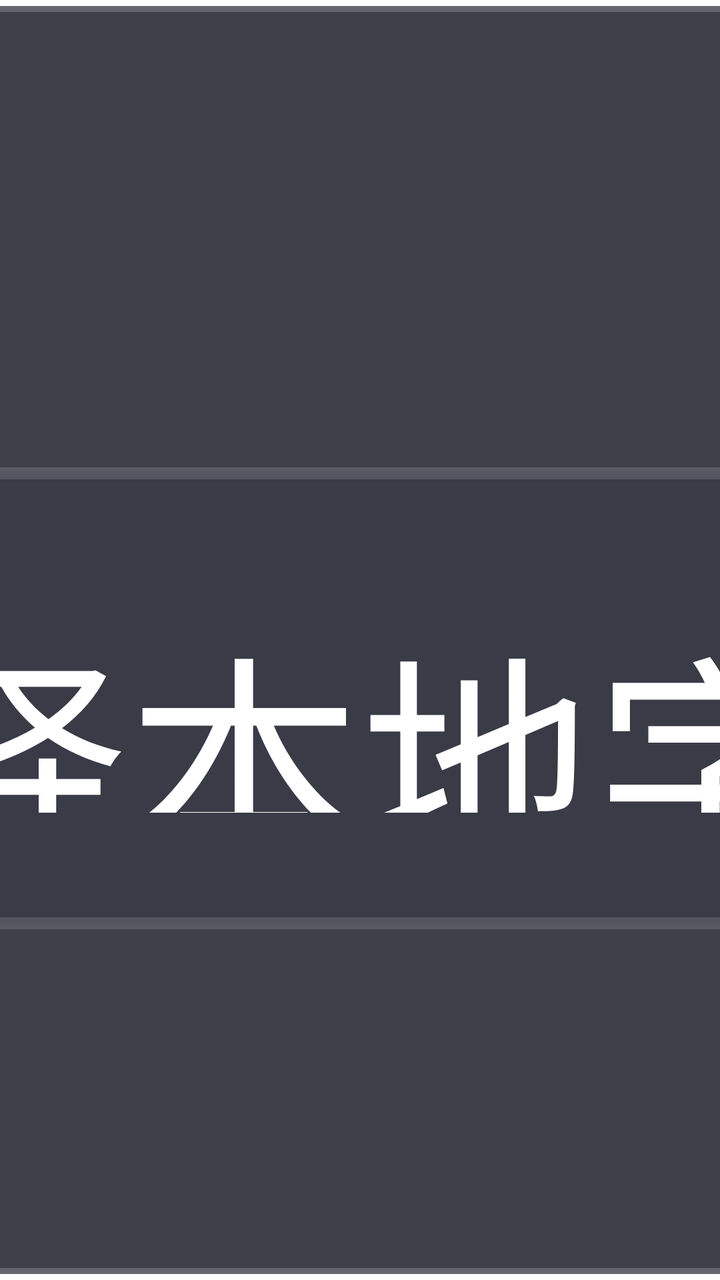
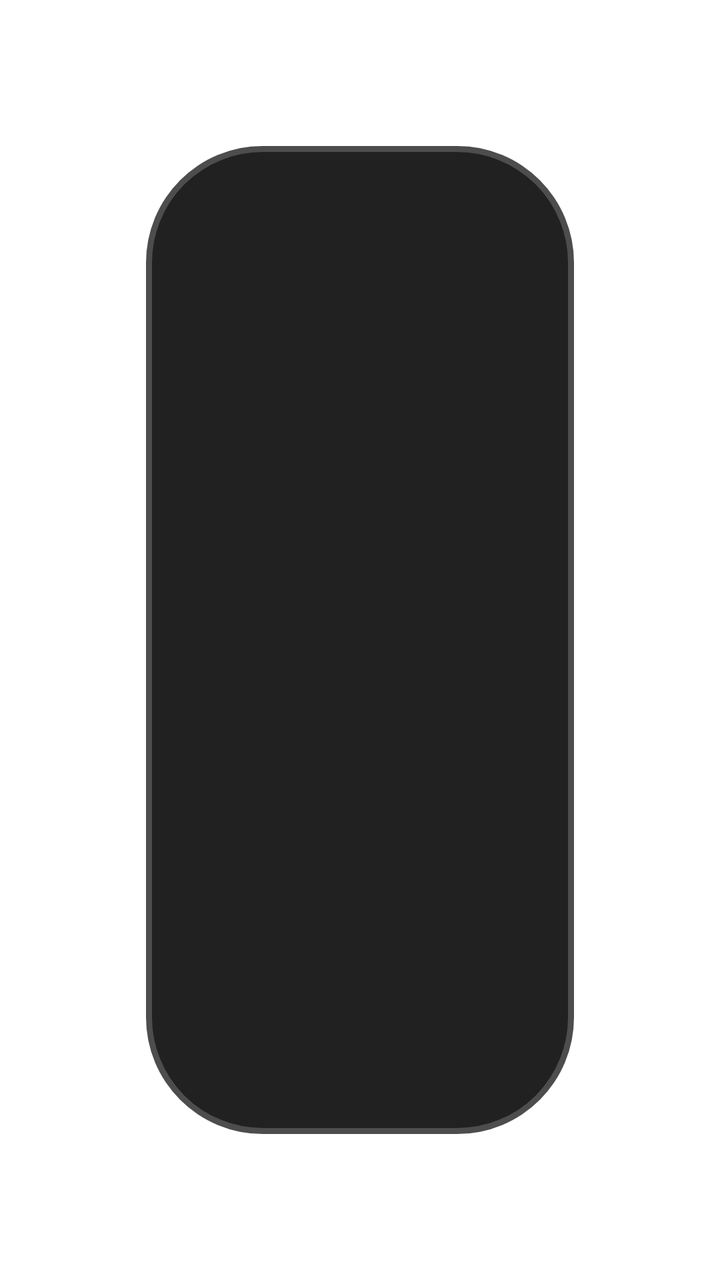

Two renders of the same Android screen: before a commit and after it. Below are the layout's source before the change and the commit's diff.
<!-- AndroidManifest.xml: application theme AppTheme.NoActionBar -->
<!-- res/layout/dialog_subtitle.xml -->
<?xml version="1.0" encoding="utf-8"?>
<FrameLayout xmlns:android="http://schemas.android.com/apk/res/android"
    xmlns:app="http://schemas.android.com/apk/res-auto"
    xmlns:tools="http://schemas.android.com/tools"
    android:layout_width="match_parent"
    android:layout_height="match_parent">

    <LinearLayout
        android:layout_width="@dimen/vs_640"
        android:layout_height="wrap_content"
        android:layout_gravity="center"
        android:background="@drawable/shape_danmu_setting_bg"
        android:orientation="vertical"
        android:padding="@dimen/vs_30">

        <LinearLayout
            android:layout_width="match_parent"
            android:layout_height="wrap_content"
            android:layout_gravity="center"
            android:orientation="vertical">

            <TextView
                android:id="@+id/selectInternal"
                android:layout_width="@dimen/vs_480"
                android:layout_height="wrap_content"
                android:layout_gravity="center"
                android:background="@drawable/button_danmu_setting"
                android:focusable="true"
                android:gravity="center"
                android:padding="@dimen/vs_10"
                android:text="选择内置字幕"
                android:visibility="gone"
                android:textColor="@color/dialog_text_primary"
                android:textSize="@dimen/ts_20" />

            <TextView
                android:id="@+id/selectLocal"
                android:layout_width="@dimen/vs_480"
                android:layout_height="wrap_content"
                android:layout_gravity="center"
                android:layout_marginTop="@dimen/vs_10"
                android:background="@drawable/button_danmu_setting"
                android:focusable="true"
                android:gravity="center"
                android:padding="@dimen/vs_10"
                android:text="选择本地字幕"
                android:textColor="@color/dialog_text_primary"
                android:textSize="@dimen/ts_20" />

            <TextView
                android:id="@+id/selectRemote"
                android:layout_width="@dimen/vs_480"
                android:layout_height="wrap_content"
                android:layout_gravity="center"
                android:layout_marginTop="@dimen/vs_10"
                android:background="@drawable/button_danmu_setting"
                android:focusable="true"
                android:gravity="center"
                android:padding="@dimen/vs_10"
                android:text="在线搜索字幕"
                android:textColor="@color/dialog_text_primary"
                android:textSize="@dimen/ts_20" />

            <LinearLayout
                android:gravity="center_vertical"
                android:orientation="horizontal"
                android:layout_gravity="center"
                android:layout_marginTop="@dimen/vs_10"
                android:layout_width="@dimen/vs_480"
                android:layout_height="@dimen/vs_60">
                <TextView
                    android:id="@+id/subtitleSizeMinus"
                    android:layout_width="@dimen/vs_140"
                    android:layout_height="wrap_content"
                    android:layout_gravity="center"
                    android:background="@drawable/button_danmu_setting"
                    android:focusable="true"
                    android:gravity="center"
                    android:padding="@dimen/vs_10"
                    android:text="字号减小"
                    android:textColor="@color/dialog_text_primary"
                    android:textSize="@dimen/ts_20" />

                <TextView
                    android:id="@+id/subtitleSizeText"
                    android:layout_width="@dimen/vs_120"
                    android:layout_height="@dimen/vs_60"
                    android:layout_gravity="center"
                    android:gravity="center"
                    android:layout_marginLeft="@dimen/vs_40"
                    android:layout_marginRight="@dimen/vs_40"
                    android:text="16"
                    android:textSize="@dimen/ts_26" />

                <TextView
                    android:id="@+id/subtitleSizePlus"
                    android:layout_width="@dimen/vs_140"
                    android:layout_height="wrap_content"
                    android:layout_gravity="center"
                    android:background="@drawable/button_danmu_setting"
                    android:focusable="true"
                    android:gravity="center"
                    android:padding="@dimen/vs_10"
                    android:text="字号增大"
                    android:textColor="@color/dialog_text_primary"
                    android:textSize="@dimen/ts_20" />

            </LinearLayout>

            <LinearLayout
                android:gravity="center_vertical"
                android:orientation="horizontal"
                android:layout_gravity="center"
                android:layout_marginTop="@dimen/vs_10"
                android:layout_width="@dimen/vs_480"
                android:layout_height="@dimen/vs_60">
                <TextView
                    android:id="@+id/subtitleStyleOne"
                    android:layout_width="@dimen/vs_140"
                    android:layout_height="wrap_content"
                    android:layout_gravity="center"
                    android:background="@drawable/button_danmu_setting"
                    android:focusable="true"
                    android:gravity="center"
                    android:padding="@dimen/vs_10"
                    android:text="字幕样式一"
                    android:textColor="@color/dialog_text_primary"
                    android:shadowColor="@color/color_CC000000"
                    android:shadowRadius="2"
                    android:shadowDx="1"
                    android:shadowDy="1"
                    android:textSize="@dimen/ts_20" />

                <TextView
                    android:id="@+id/subtitlePositionText"
                    android:layout_width="@dimen/vs_120"
                    android:layout_height="@dimen/vs_60"
                    android:layout_gravity="center"
                    android:gravity="center"
                    android:layout_marginLeft="@dimen/vs_40"
                    android:layout_marginRight="@dimen/vs_40"
                    android:text="0%"
                    android:textSize="@dimen/ts_26" />

                <TextView
                    android:id="@+id/subtitleStyleTwo"
                    android:layout_width="@dimen/vs_140"
                    android:layout_height="wrap_content"
                    android:layout_gravity="center"
                    android:background="@drawable/button_danmu_setting"
                    android:focusable="true"
                    android:gravity="center"
                    android:padding="@dimen/vs_10"
                    android:text="字幕样式二"
                    android:textStyle="bold"
                    android:textColor="@color/color_FFB6C1"
                    android:shadowColor="@color/dialog_text_primary"
                    android:shadowRadius="2"
                    android:shadowDx="1"
                    android:shadowDy="1"
                    android:textSize="@dimen/ts_20" />

            </LinearLayout>

            <LinearLayout
                android:gravity="center_vertical"
                android:orientation="horizontal"
                android:layout_gravity="center"
                android:layout_marginTop="@dimen/vs_10"
                android:layout_width="@dimen/vs_480"
                android:layout_height="@dimen/vs_40">

                <TextView
                    android:id="@+id/subtitleTimeHint"
                    android:layout_width="match_parent"
                    android:layout_height="match_parent"
                    android:layout_gravity="center"
                    android:gravity="center"
                    android:text="字幕延时仅对外挂字幕有效"
                    android:textColor="@color/dialog_text_hint"
                    android:textSize="@dimen/ts_20" />

            </LinearLayout>

            <LinearLayout
                android:gravity="center_vertical"
                android:orientation="horizontal"
                android:layout_gravity="center"
                android:layout_marginTop="@dimen/vs_10"
                android:layout_width="@dimen/vs_480"
                android:layout_height="@dimen/vs_60">
                <TextView
                    android:id="@+id/subtitleTimeMinus"
                    android:layout_width="@dimen/vs_140"
                    android:layout_height="wrap_content"
                    android:layout_gravity="center"
                    android:background="@drawable/button_danmu_setting"
                    android:focusable="true"
                    android:gravity="center"
                    android:padding="@dimen/vs_10"
                    android:text="字幕提前"
                    android:textColor="@color/dialog_text_primary"
                    android:textSize="@dimen/ts_20" />

                <TextView
                    android:id="@+id/subtitleTimeText"
                    android:layout_width="@dimen/vs_120"
                    android:layout_height="@dimen/vs_60"
                    android:layout_gravity="center"
                    android:gravity="center"
                    android:layout_marginLeft="@dimen/vs_40"
                    android:layout_marginRight="@dimen/vs_40"
                    android:text="0"
                    android:textSize="@dimen/ts_26" />

                <TextView
                    android:id="@+id/subtitleTimePlus"
                    android:layout_width="@dimen/vs_140"
                    android:layout_height="wrap_content"
                    android:layout_gravity="center"
                    android:background="@drawable/button_danmu_setting"
                    android:focusable="true"
                    android:gravity="center"
                    android:padding="@dimen/vs_10"
                    android:text="字幕推迟"
                    android:textColor="@color/dialog_text_primary"
                    android:textSize="@dimen/ts_20" />

            </LinearLayout>

        </LinearLayout>

    </LinearLayout>

</FrameLayout>
<!-- resources referenced by this layout -->
<resources>
  <color name="color_CC000000">#CC000000</color>
  <color name="color_FFB6C1">#FFB6C1</color>
  <color name="dialog_text_hint">#80FFFFFF</color>
  <color name="dialog_text_primary">#FFFFFFFF</color>
  <dimen name="ts_20">20mm</dimen>
  <dimen name="ts_26">26mm</dimen>
  <dimen name="vs_10">10mm</dimen>
  <dimen name="vs_120">120mm</dimen>
  <dimen name="vs_140">140mm</dimen>
  <dimen name="vs_30">30mm</dimen>
  <dimen name="vs_40">40mm</dimen>
  <dimen name="vs_480">480mm</dimen>
  <dimen name="vs_60">60mm</dimen>
  <dimen name="vs_640">640mm</dimen>
  <!-- drawable button_danmu_setting (drawable) -->
  <?xml version="1.0" encoding="utf-8"?>
  <selector xmlns:android="http://schemas.android.com/apk/res/android">
      <item android:state_focused="true">
          <shape>
              <corners android:radius="@dimen/vs_6" />
              <solid android:color="@color/dialog_control_bg_focused" />
              <stroke
                  android:width="@dimen/vs_1"
                  android:color="@color/dialog_control_stroke_focused" />
          </shape>
      </item>
      <item>
          <shape>
              <corners android:radius="@dimen/vs_6" />
              <solid android:color="@color/dialog_control_bg" />
              <stroke
                  android:width="@dimen/vs_1"
                  android:color="@color/dialog_control_stroke" />
          </shape>
      </item>
  </selector>
  <!-- drawable shape_danmu_setting_bg (drawable) -->
  <?xml version="1.0" encoding="utf-8"?>
  <shape xmlns:android="http://schemas.android.com/apk/res/android">
      <corners android:radius="@dimen/vs_10" />
      <solid android:color="@color/dialog_panel_bg" />
      <stroke
          android:width="@dimen/vs_1"
          android:color="@color/dialog_panel_stroke" />
  </shape>
  <style name="AppTheme.NoActionBar" parent="AppTheme">
          <item name="android:windowActionBar">false</item>
          <item name="android:windowNoTitle">true</item>
          <item name="windowActionBar">false</item>
          <item name="android:windowFullscreen">true</item>//全屏即无通知栏
          <item name="android:windowContentOverlay">@null</item>//是否有遮盖
          <item name="windowNoTitle">true</item>
          <item name="android:keepScreenOn">true</item>
          
          <item name="android:windowBackground">@android:color/transparent</item>
      </style>
  <dimen name="vs_6">6mm</dimen>
  <color name="dialog_control_bg_focused">#CC1890FF</color>
  <dimen name="vs_1">1mm</dimen>
  <color name="dialog_control_stroke_focused">#CC02F8E1</color>
  <color name="dialog_control_bg">#80353744</color>
  <color name="dialog_control_stroke">#22FFFFFF</color>
  <color name="dialog_panel_bg">#D91D202A</color>
  <color name="dialog_panel_stroke">#33FFFFFF</color>
  <style name="AppTheme" parent="Theme.AppCompat.Light.DarkActionBar">
          
          <item name="colorPrimary">@color/color_6200EE</item>
          <item name="colorPrimaryDark">@color/color_3700B3</item>
          <item name="colorAccent">@color/color_03DAC5</item>
      </style>
  <color name="color_6200EE">#6200EE</color>
  <color name="color_3700B3">#3700B3</color>
  <color name="color_03DAC5">#03DAC5</color>
</resources>

<!-- the commit's change to res/layout/dialog_subtitle.xml (unified diff, before → after) -->
@@ -1,235 +1,217 @@
 <?xml version="1.0" encoding="utf-8"?>
 <FrameLayout xmlns:android="http://schemas.android.com/apk/res/android"
-    xmlns:app="http://schemas.android.com/apk/res-auto"
     xmlns:tools="http://schemas.android.com/tools"
     android:layout_width="match_parent"
     android:layout_height="match_parent">
 
     <LinearLayout
-        android:layout_width="@dimen/vs_640"
+        android:layout_width="match_parent"
         android:layout_height="wrap_content"
         android:layout_gravity="center"
+        android:layout_marginLeft="@dimen/vs_12"
+        android:layout_marginTop="@dimen/vs_12"
+        android:layout_marginRight="@dimen/vs_12"
+        android:layout_marginBottom="@dimen/vs_12"
         android:background="@drawable/shape_danmu_setting_bg"
         android:orientation="vertical"
-        android:padding="@dimen/vs_30">
-
-        <LinearLayout
-            android:layout_width="match_parent"
-            android:layout_height="wrap_content"
-            android:layout_gravity="center"
-            android:orientation="vertical">
+        android:padding="@dimen/vs_14">
+
+        
+        <LinearLayout
+            android:layout_width="match_parent"
+            android:layout_height="@dimen/vs_30"
+            android:orientation="horizontal">
 
             <TextView
                 android:id="@+id/selectInternal"
-                android:layout_width="@dimen/vs_480"
-                android:layout_height="wrap_content"
-                android:layout_gravity="center"
-                android:background="@drawable/button_danmu_setting"
-                android:focusable="true"
-                android:gravity="center"
-                android:padding="@dimen/vs_10"
+                android:layout_width="0dp"
+                android:layout_height="match_parent"
+                android:layout_weight="1"
+                android:background="@drawable/button_danmu_setting"
+                android:focusable="true"
+                android:gravity="center"
                 android:text="选择内置字幕"
+                android:textColor="@color/dialog_text_primary"
+                android:textSize="@dimen/ts_14"
                 android:visibility="gone"
-                android:textColor="@color/dialog_text_primary"
-                android:textSize="@dimen/ts_20" />
+                tools:visibility="visible" />
 
             <TextView
                 android:id="@+id/selectLocal"
-                android:layout_width="@dimen/vs_480"
-                android:layout_height="wrap_content"
-                android:layout_gravity="center"
-                android:layout_marginTop="@dimen/vs_10"
-                android:background="@drawable/button_danmu_setting"
-                android:focusable="true"
-                android:gravity="center"
-                android:padding="@dimen/vs_10"
+                android:layout_width="0dp"
+                android:layout_height="match_parent"
+                android:layout_weight="1"
+                android:layout_marginStart="@dimen/vs_6"
+                android:layout_marginLeft="@dimen/vs_6"
+                android:background="@drawable/button_danmu_setting"
+                android:focusable="true"
+                android:gravity="center"
                 android:text="选择本地字幕"
                 android:textColor="@color/dialog_text_primary"
-                android:textSize="@dimen/ts_20" />
+                android:textSize="@dimen/ts_14" />
 
             <TextView
                 android:id="@+id/selectRemote"
-                android:layout_width="@dimen/vs_480"
-                android:layout_height="wrap_content"
-                android:layout_gravity="center"
-                android:layout_marginTop="@dimen/vs_10"
-                android:background="@drawable/button_danmu_setting"
-                android:focusable="true"
-                android:gravity="center"
-                android:padding="@dimen/vs_10"
+                android:layout_width="0dp"
+                android:layout_height="match_parent"
+                android:layout_weight="1"
+                android:layout_marginStart="@dimen/vs_6"
+                android:layout_marginLeft="@dimen/vs_6"
+                android:background="@drawable/button_danmu_setting"
+                android:focusable="true"
+                android:gravity="center"
                 android:text="在线搜索字幕"
                 android:textColor="@color/dialog_text_primary"
-                android:textSize="@dimen/ts_20" />
-
-            <LinearLayout
-                android:gravity="center_vertical"
-                android:orientation="horizontal"
-                android:layout_gravity="center"
-                android:layout_marginTop="@dimen/vs_10"
-                android:layout_width="@dimen/vs_480"
-                android:layout_height="@dimen/vs_60">
-                <TextView
-                    android:id="@+id/subtitleSizeMinus"
-                    android:layout_width="@dimen/vs_140"
-                    android:layout_height="wrap_content"
-                    android:layout_gravity="center"
-                    android:background="@drawable/button_danmu_setting"
-                    android:focusable="true"
-                    android:gravity="center"
-                    android:padding="@dimen/vs_10"
-                    android:text="字号减小"
-                    android:textColor="@color/dialog_text_primary"
-                    android:textSize="@dimen/ts_20" />
-
-                <TextView
-                    android:id="@+id/subtitleSizeText"
-                    android:layout_width="@dimen/vs_120"
-                    android:layout_height="@dimen/vs_60"
-                    android:layout_gravity="center"
-                    android:gravity="center"
-                    android:layout_marginLeft="@dimen/vs_40"
-                    android:layout_marginRight="@dimen/vs_40"
-                    android:text="16"
-                    android:textSize="@dimen/ts_26" />
-
-                <TextView
-                    android:id="@+id/subtitleSizePlus"
-                    android:layout_width="@dimen/vs_140"
-                    android:layout_height="wrap_content"
-                    android:layout_gravity="center"
-                    android:background="@drawable/button_danmu_setting"
-                    android:focusable="true"
-                    android:gravity="center"
-                    android:padding="@dimen/vs_10"
-                    android:text="字号增大"
-                    android:textColor="@color/dialog_text_primary"
-                    android:textSize="@dimen/ts_20" />
-
-            </LinearLayout>
-
-            <LinearLayout
-                android:gravity="center_vertical"
-                android:orientation="horizontal"
-                android:layout_gravity="center"
-                android:layout_marginTop="@dimen/vs_10"
-                android:layout_width="@dimen/vs_480"
-                android:layout_height="@dimen/vs_60">
-                <TextView
-                    android:id="@+id/subtitleStyleOne"
-                    android:layout_width="@dimen/vs_140"
-                    android:layout_height="wrap_content"
-                    android:layout_gravity="center"
-                    android:background="@drawable/button_danmu_setting"
-                    android:focusable="true"
-                    android:gravity="center"
-                    android:padding="@dimen/vs_10"
-                    android:text="字幕样式一"
-                    android:textColor="@color/dialog_text_primary"
-                    android:shadowColor="@color/color_CC000000"
-                    android:shadowRadius="2"
-                    android:shadowDx="1"
-                    android:shadowDy="1"
-                    android:textSize="@dimen/ts_20" />
-
-                <TextView
-                    android:id="@+id/subtitlePositionText"
-                    android:layout_width="@dimen/vs_120"
-                    android:layout_height="@dimen/vs_60"
-                    android:layout_gravity="center"
-                    android:gravity="center"
-                    android:layout_marginLeft="@dimen/vs_40"
-                    android:layout_marginRight="@dimen/vs_40"
-                    android:text="0%"
-                    android:textSize="@dimen/ts_26" />
-
-                <TextView
-                    android:id="@+id/subtitleStyleTwo"
-                    android:layout_width="@dimen/vs_140"
-                    android:layout_height="wrap_content"
-                    android:layout_gravity="center"
-                    android:background="@drawable/button_danmu_setting"
-                    android:focusable="true"
-                    android:gravity="center"
-                    android:padding="@dimen/vs_10"
-                    android:text="字幕样式二"
-                    android:textStyle="bold"
-                    android:textColor="@color/color_FFB6C1"
-                    android:shadowColor="@color/dialog_text_primary"
-                    android:shadowRadius="2"
-                    android:shadowDx="1"
-                    android:shadowDy="1"
-                    android:textSize="@dimen/ts_20" />
-
-            </LinearLayout>
-
-            <LinearLayout
-                android:gravity="center_vertical"
-                android:orientation="horizontal"
-                android:layout_gravity="center"
-                android:layout_marginTop="@dimen/vs_10"
-                android:layout_width="@dimen/vs_480"
-                android:layout_height="@dimen/vs_40">
-
-                <TextView
-                    android:id="@+id/subtitleTimeHint"
-                    android:layout_width="match_parent"
-                    android:layout_height="match_parent"
-                    android:layout_gravity="center"
-                    android:gravity="center"
-                    android:text="字幕延时仅对外挂字幕有效"
-                    android:textColor="@color/dialog_text_hint"
-                    android:textSize="@dimen/ts_20" />
-
-            </LinearLayout>
-
-            <LinearLayout
-                android:gravity="center_vertical"
-                android:orientation="horizontal"
-                android:layout_gravity="center"
-                android:layout_marginTop="@dimen/vs_10"
-                android:layout_width="@dimen/vs_480"
-                android:layout_height="@dimen/vs_60">
-                <TextView
-                    android:id="@+id/subtitleTimeMinus"
-                    android:layout_width="@dimen/vs_140"
-                    android:layout_height="wrap_content"
-                    android:layout_gravity="center"
-                    android:background="@drawable/button_danmu_setting"
-                    android:focusable="true"
-                    android:gravity="center"
-                    android:padding="@dimen/vs_10"
-                    android:text="字幕提前"
-                    android:textColor="@color/dialog_text_primary"
-                    android:textSize="@dimen/ts_20" />
-
-                <TextView
-                    android:id="@+id/subtitleTimeText"
-                    android:layout_width="@dimen/vs_120"
-                    android:layout_height="@dimen/vs_60"
-                    android:layout_gravity="center"
-                    android:gravity="center"
-                    android:layout_marginLeft="@dimen/vs_40"
-                    android:layout_marginRight="@dimen/vs_40"
-                    android:text="0"
-                    android:textSize="@dimen/ts_26" />
-
-                <TextView
-                    android:id="@+id/subtitleTimePlus"
-                    android:layout_width="@dimen/vs_140"
-                    android:layout_height="wrap_content"
-                    android:layout_gravity="center"
-                    android:background="@drawable/button_danmu_setting"
-                    android:focusable="true"
-                    android:gravity="center"
-                    android:padding="@dimen/vs_10"
-                    android:text="字幕推迟"
-                    android:textColor="@color/dialog_text_primary"
-                    android:textSize="@dimen/ts_20" />
-
-            </LinearLayout>
-
-        </LinearLayout>
-
+                android:textSize="@dimen/ts_14" />
+        </LinearLayout>
+
+        
+        <LinearLayout
+            android:layout_width="match_parent"
+            android:layout_height="@dimen/vs_30"
+            android:layout_marginTop="@dimen/vs_6"
+            android:gravity="center_vertical"
+            android:orientation="horizontal">
+
+            <TextView
+                android:id="@+id/subtitleSizeMinus"
+                android:layout_width="0dp"
+                android:layout_height="match_parent"
+                android:layout_weight="1"
+                android:background="@drawable/button_danmu_setting"
+                android:focusable="true"
+                android:gravity="center"
+                android:text="字号减小"
+                android:textColor="@color/dialog_text_primary"
+                android:textSize="@dimen/ts_14" />
+
+            <TextView
+                android:id="@+id/subtitleSizeText"
+                android:layout_width="@dimen/vs_70"
+                android:layout_height="match_parent"
+                android:layout_marginLeft="@dimen/vs_6"
+                android:layout_marginRight="@dimen/vs_6"
+                android:gravity="center"
+                android:text="16"
+                android:textSize="@dimen/ts_16" />
+
+            <TextView
+                android:id="@+id/subtitleSizePlus"
+                android:layout_width="0dp"
+                android:layout_height="match_parent"
+                android:layout_weight="1"
+                android:background="@drawable/button_danmu_setting"
+                android:focusable="true"
+                android:gravity="center"
+                android:text="字号增大"
+                android:textColor="@color/dialog_text_primary"
+                android:textSize="@dimen/ts_14" />
+        </LinearLayout>
+
+        
+        <LinearLayout
+            android:layout_width="match_parent"
+            android:layout_height="@dimen/vs_30"
+            android:layout_marginTop="@dimen/vs_6"
+            android:gravity="center_vertical"
+            android:orientation="horizontal">
+
+            <TextView
+                android:id="@+id/subtitleStyleOne"
+                android:layout_width="0dp"
+                android:layout_height="match_parent"
+                android:layout_weight="1"
+                android:background="@drawable/button_danmu_setting"
+                android:focusable="true"
+                android:gravity="center"
+                android:shadowColor="@color/color_CC000000"
+                android:shadowDx="1"
+                android:shadowDy="1"
+                android:shadowRadius="2"
+                android:text="字幕样式一"
+                android:textColor="@color/dialog_text_primary"
+                android:textSize="@dimen/ts_14" />
+
+            <TextView
+                android:id="@+id/subtitlePositionText"
+                android:layout_width="@dimen/vs_70"
+                android:layout_height="match_parent"
+                android:layout_marginLeft="@dimen/vs_6"
+                android:layout_marginRight="@dimen/vs_6"
+                android:gravity="center"
+                android:text="0%"
+                android:textSize="@dimen/ts_16" />
+
+            <TextView
+                android:id="@+id/subtitleStyleTwo"
+                android:layout_width="0dp"
+                android:layout_height="match_parent"
+                android:layout_weight="1"
+                android:background="@drawable/button_danmu_setting"
+                android:focusable="true"
+                android:gravity="center"
+                android:shadowColor="@color/dialog_text_primary"
+                android:shadowDx="1"
+                android:shadowDy="1"
+                android:shadowRadius="2"
+                android:text="字幕样式二"
+                android:textColor="@color/color_FFB6C1"
+                android:textSize="@dimen/ts_14"
+                android:textStyle="bold" />
+        </LinearLayout>
+
+        
+        <TextView
+            android:id="@+id/subtitleTimeHint"
+            android:layout_width="match_parent"
+            android:layout_height="@dimen/vs_22"
+            android:layout_marginTop="@dimen/vs_6"
+            android:gravity="center"
+            android:text="字幕延时仅对外挂字幕有效"
+            android:textColor="@color/dialog_text_hint"
+            android:textSize="@dimen/ts_10" />
+
+        
+        <LinearLayout
+            android:layout_width="match_parent"
+            android:layout_height="@dimen/vs_30"
+            android:layout_marginTop="@dimen/vs_6"
+            android:gravity="center_vertical"
+            android:orientation="horizontal">
+
+            <TextView
+                android:id="@+id/subtitleTimeMinus"
+                android:layout_width="0dp"
+                android:layout_height="match_parent"
+                android:layout_weight="1"
+                android:background="@drawable/button_danmu_setting"
+                android:focusable="true"
+                android:gravity="center"
+                android:text="字幕提前"
+                android:textColor="@color/dialog_text_primary"
+                android:textSize="@dimen/ts_14" />
+
+            <TextView
+                android:id="@+id/subtitleTimeText"
+                android:layout_width="@dimen/vs_70"
+                android:layout_height="match_parent"
+                android:layout_marginLeft="@dimen/vs_6"
+                android:layout_marginRight="@dimen/vs_6"
+                android:gravity="center"
+                android:text="0"
+                android:textSize="@dimen/ts_16" />
+
+            <TextView
+                android:id="@+id/subtitleTimePlus"
+                android:layout_width="0dp"
+                android:layout_height="match_parent"
+                android:layout_weight="1"
+                android:background="@drawable/button_danmu_setting"
+                android:focusable="true"
+                android:gravity="center"
+                android:text="字幕推迟"
+                android:textColor="@color/dialog_text_primary"
+                android:textSize="@dimen/ts_14" />
+        </LinearLayout>
     </LinearLayout>
-
 </FrameLayout>
<!-- resource entries referenced after the edit -->
@@ -4,16 +4,14 @@
   <color name="color_FFB6C1">#FFB6C1</color>
   <color name="dialog_text_hint">#80FFFFFF</color>
   <color name="dialog_text_primary">#FFFFFFFF</color>
-  <dimen name="ts_20">20mm</dimen>
-  <dimen name="ts_26">26mm</dimen>
+  <dimen name="ts_10">10mm</dimen>
+  <dimen name="ts_14">12mm</dimen>
+  <dimen name="ts_16">12mm</dimen>
+  <dimen name="vs_12">12mm</dimen>
+  <dimen name="vs_14">14mm</dimen>
+  <dimen name="vs_22">22mm</dimen>
   <dimen name="vs_10">10mm</dimen>
-  <dimen name="vs_120">120mm</dimen>
-  <dimen name="vs_140">140mm</dimen>
   <dimen name="vs_30">30mm</dimen>
-  <dimen name="vs_40">40mm</dimen>
-  <dimen name="vs_480">480mm</dimen>
-  <dimen name="vs_60">60mm</dimen>
-  <dimen name="vs_640">640mm</dimen>
   <!-- drawable button_danmu_setting (drawable) -->
   <?xml version="1.0" encoding="utf-8"?>
   <selector xmlns:android="http://schemas.android.com/apk/res/android">
@@ -49,20 +47,24 @@
           <item name="android:windowActionBar">false</item>
           <item name="android:windowNoTitle">true</item>
           <item name="windowActionBar">false</item>
-          <item name="android:windowFullscreen">true</item>//全屏即无通知栏
+          <item name="android:windowFullscreen">false</item>//手机版：默认保留状态栏，全屏页面运行时再隐藏
           <item name="android:windowContentOverlay">@null</item>//是否有遮盖
           <item name="windowNoTitle">true</item>
-          <item name="android:keepScreenOn">true</item>
+          
           
           <item name="android:windowBackground">@android:color/transparent</item>
+          
+          <item name="android:statusBarColor">@android:color/transparent</item>
+          <item name="android:windowDrawsSystemBarBackgrounds">true</item>
       </style>
   <dimen name="vs_6">6mm</dimen>
+  <dimen name="vs_70">70mm</dimen>
   <color name="dialog_control_bg_focused">#CC1890FF</color>
   <dimen name="vs_1">1mm</dimen>
   <color name="dialog_control_stroke_focused">#CC02F8E1</color>
   <color name="dialog_control_bg">#80353744</color>
   <color name="dialog_control_stroke">#22FFFFFF</color>
-  <color name="dialog_panel_bg">#D91D202A</color>
+  <color name="dialog_panel_bg">#F2161616</color>
   <color name="dialog_panel_stroke">#33FFFFFF</color>
   <style name="AppTheme" parent="Theme.AppCompat.Light.DarkActionBar">
           
